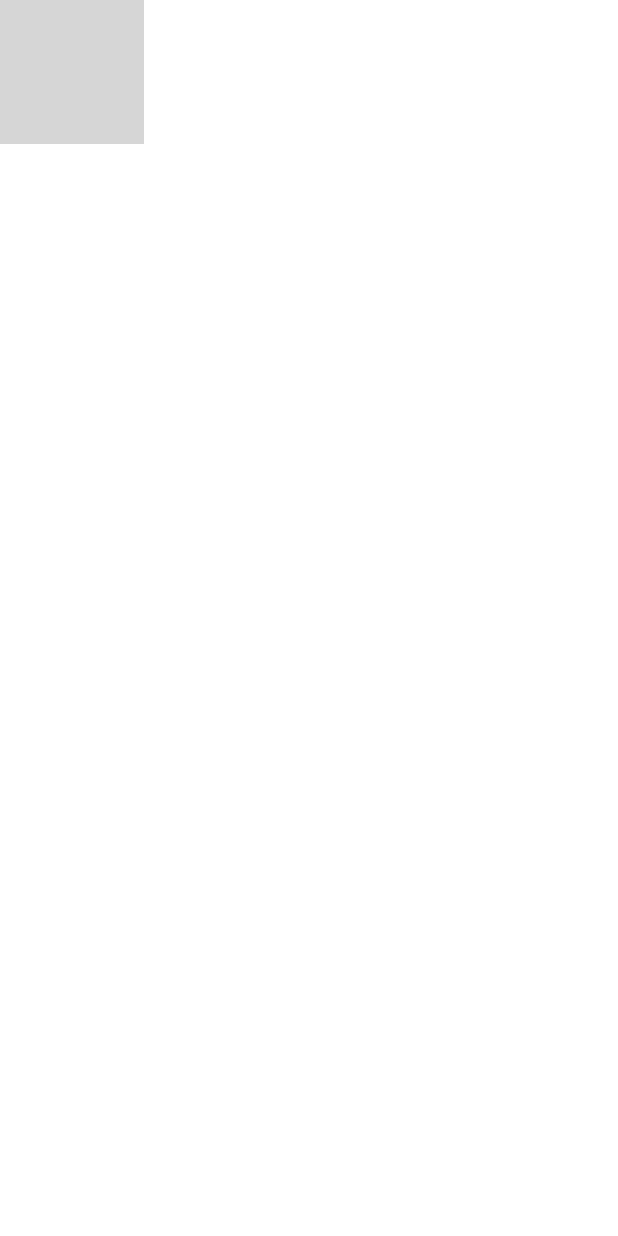
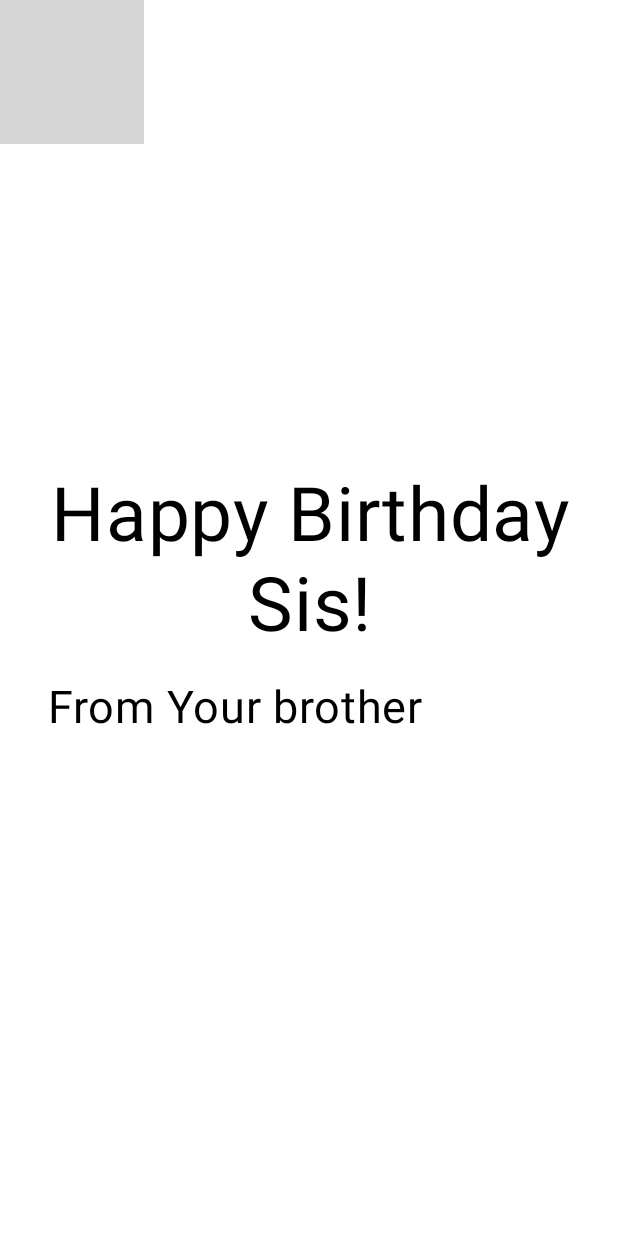
Before and after one commit to sd4483/HappyBirthday, an Android app built with Jetpack Compose: the @Preview function BirthdayCardPreview, on a phone screen of 412 x 824 dp. Run offline under Robolectric (Android 15) with nearby library versions, the phone set to English and light mode, and no system bars; grey boxes are pictures that could not be loaded.

Commit message:
Add Box layout to display image and text on top

```diff
--- a/app/src/main/java/com/example/happybirthday/MainActivity.kt
+++ b/app/src/main/java/com/example/happybirthday/MainActivity.kt
@@ -5,6 +5,7 @@ import androidx.activity.ComponentActivity
 import androidx.activity.compose.setContent
 import androidx.compose.foundation.Image
 import androidx.compose.foundation.layout.Arrangement
+import androidx.compose.foundation.layout.Box
 import androidx.compose.foundation.layout.Column
 import androidx.compose.foundation.layout.fillMaxSize
 import androidx.compose.foundation.layout.padding
@@ -68,10 +69,17 @@ fun GreetingText(message: String, from: String, modifier: Modifier = Modifier) {
 @Composable
 fun GreetingImage(message: String, from: String, modifier: Modifier = Modifier) {
     val image = painterResource(R.drawable.androidparty)
-    Image(
-        painter = image,
-        contentDescription = null
-    )
+    Box(modifier) {
+        Image(
+            painter = image,
+            contentDescription = null
+        )
+        GreetingText(
+            message = message,
+            from = from,
+            modifier = Modifier.fillMaxSize().padding(8.dp)
+        )
+    }
 }
 
 
```
